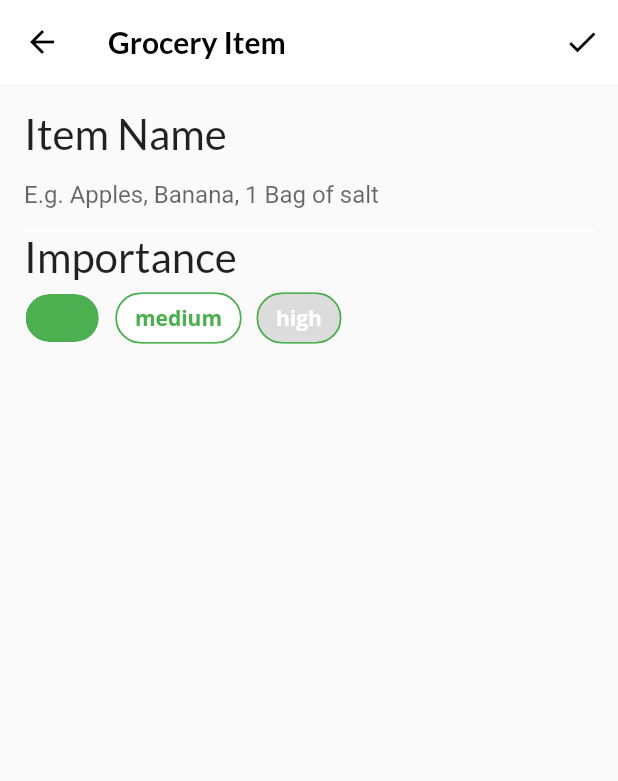
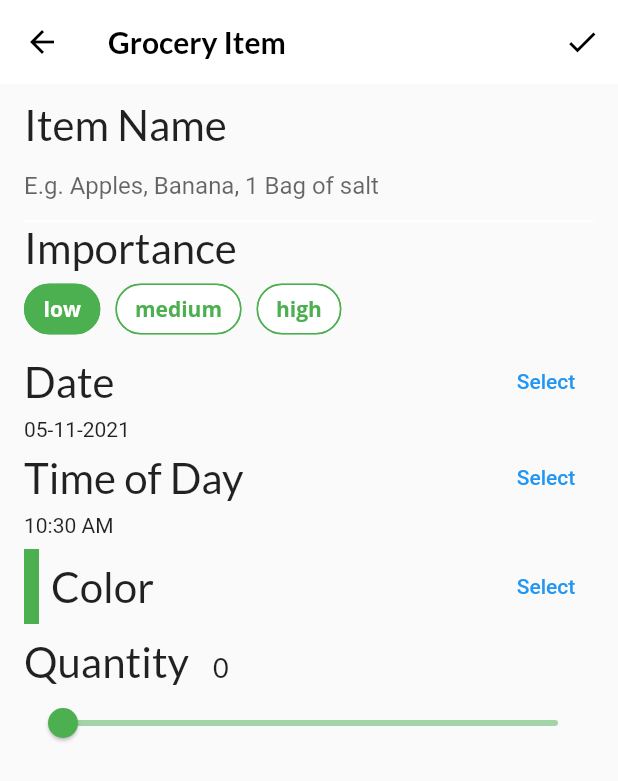
Before and after one commit to msx-git/fooderlich, a Flutter app: the GroceryItemPage screen opened directly with empty values, on a phone screen of 412 x 824 dp. Shown: the top 781 px of the screen. Run offline on Flutter 3.47's test engine with Material 2 defaults, Android fonts, the phone set to English and light mode, and no system bars; our stand-ins replace flutter_colorpicker, google_fonts.

Commit message:
Foodelich app from Flutter Apprentice

```diff
--- a/lib/pages/grocery_item_page.dart
+++ b/lib/pages/grocery_item_page.dart
@@ -32,20 +32,9 @@ class _GroceryItemPageState extends State<GroceryItemPage> {
   Color _currentColor = Colors.green;
   int _currentSliderValue = 0;
 
-  bool isChipSelected = true;
-  Color chipLabelColor = Colors.green;
-
-  /*void changeColor(){
-    if(isChipSelected){
-      setState(() {
-        chipLabelColor = Colors.white;
-      });
-    }else{
-      setState(() {
-        chipLabelColor = Colors.green;
-      });
-    }
-  }*/
+  Color chipLabelColor1 = Colors.white;
+  Color chipLabelColor2 = Colors.green;
+  Color chipLabelColor3 = Colors.green;
 
   @override
   void initState() {
@@ -96,19 +85,19 @@ class _GroceryItemPageState extends State<GroceryItemPage> {
           style: GoogleFonts.lato(fontWeight: FontWeight.w600),
         ),
       ),
-      body: Container(
-        padding: const EdgeInsets.all(16.0),
-        child: ListView(
-          children: [
-            buildNameField(),
-            buildImportanceField(),
-            // TODO 15: Add date picker
-            // TODO 16: Add time picker
-            // TODO 17: Add color picker
-            // TODO 18: Add slider
-            // TODO: 19: Add Grocery Tile
-          ],
-        ),
+      body: ListView(
+        padding: const EdgeInsets.symmetric(horizontal: 16,vertical: 10),
+        children: [
+          buildNameField(),
+          buildImportanceField(),
+          buildDateField(context),
+          buildTimeField(context),
+          const SizedBox(height: 8),
+          buildColorPicker(context),
+          const SizedBox(height: 8),
+          buildQuantityField(),
+          // TODO: 19: Add Grocery Tile
+        ],
       ),
     );
   }
@@ -148,13 +137,16 @@ class _GroceryItemPageState extends State<GroceryItemPage> {
           children: [
             ChoiceChip(
               selectedColor: Colors.green,
-              side: const BorderSide(color: Colors.white),
+              side: const BorderSide(color: Colors.green),
               backgroundColor: Colors.white,
-              label: Text('low', style: TextStyle(color:chipLabelColor)),
+              label: Text('low', style: TextStyle(color: chipLabelColor1)),
               selected: _importance == Importance.low,
-              onSelected: (selected){
+              onSelected: (selected) {
                 setState(() {
                   _importance = Importance.low;
+                  chipLabelColor1 = Colors.white;
+                  chipLabelColor2 = Colors.green;
+                  chipLabelColor3 = Colors.green;
                 });
               },
             ),
@@ -162,23 +154,30 @@ class _GroceryItemPageState extends State<GroceryItemPage> {
               selectedColor: Colors.green,
               backgroundColor: Colors.white,
               side: const BorderSide(color: Colors.green),
-              label:  Text('medium', style: TextStyle(color: chipLabelColor)),
+              label: Text('medium', style: TextStyle(color: chipLabelColor2)),
               selected: _importance == Importance.medium,
-              onSelected: (selected){
+              disabledColor: Colors.purple,
+              onSelected: (selected) {
                 setState(() {
                   _importance = Importance.medium;
-                  chipLabelColor = Colors.white;
+                  chipLabelColor1 = Colors.green;
+                  chipLabelColor2 = Colors.white;
+                  chipLabelColor3 = Colors.green;
                 });
               },
             ),
             ChoiceChip(
               selectedColor: Colors.green,
+              backgroundColor: Colors.white,
               side: const BorderSide(color: Colors.green),
-              label: const Text('high', style: TextStyle(color: Colors.white)),
+              label: Text('high', style: TextStyle(color: chipLabelColor3)),
               selected: _importance == Importance.high,
-              onSelected: (selected){
+              onSelected: (selected) {
                 setState(() {
                   _importance = Importance.high;
+                  chipLabelColor1 = Colors.green;
+                  chipLabelColor2 = Colors.green;
+                  chipLabelColor3 = Colors.white;
                 });
               },
             ),
@@ -188,11 +187,167 @@ class _GroceryItemPageState extends State<GroceryItemPage> {
     );
   }
 
-  // TODO: ADD buildDateField()
+  Widget buildDateField(BuildContext context) {
+    return Column(crossAxisAlignment: CrossAxisAlignment.start, children: [
+      Row(
+        mainAxisAlignment: MainAxisAlignment.spaceBetween,
+        children: [
+          Text(
+            'Date',
+            style: GoogleFonts.lato(fontSize: 28.0),
+          ),
+          TextButton(
+            onPressed: () async {
+              final currentDate = DateTime.now();
+              final selectedDate = await showDatePicker(
+                context: context,
+                initialDate: currentDate,
+                firstDate: currentDate,
+                lastDate: DateTime(currentDate.year + 3),
+              );
+              setState(() {
+                if(selectedDate != null){
+                  _dueDate = selectedDate;
+                }
+              });
+            },
+            child: const Text('Select'),
+          ),
+        ],
+      ),
+      Text(DateFormat('dd-MM-yyyy').format(_dueDate)),
+    ]);
+  }
 
-  // TODO: Add buildTimeField()
+  Widget buildTimeField(BuildContext context){
+    return Column(
+      crossAxisAlignment: CrossAxisAlignment.start,
+      children: [
+        Row(
+          mainAxisAlignment: MainAxisAlignment.spaceBetween,
+          children: [
+            Text('Time of Day', style: GoogleFonts.lato(fontSize: 28.0)),
+            TextButton(
+              onPressed: () async {
+                final timeOfDay = await showTimePicker(
+                  context: context,
+                  initialTime: TimeOfDay.now(),
+                );
+                setState(() {
+                  if(timeOfDay!=null){
+                    _timeOfDay = timeOfDay;
+                  }
+                });
+              },
+              child: const Text('Select'))
+          ],
+        ),
+        Text(_timeOfDay.format(context)),
+      ],
+    );
+  }
 
-  // TODO: Add buildColorPicker()
+  Widget buildColorPicker(BuildContext context){
+    return Row(
+      mainAxisAlignment: MainAxisAlignment.spaceBetween,
+      children: [
+        Row(
+          children: [
+            Container(
+              height: 50.0,
+              width: 10.0,
+              color: _currentColor,
+            ),
+            const SizedBox(width: 8.0),
+            Text('Color',style: GoogleFonts.lato(fontSize: 28.0))
+          ],
+        ),
+        TextButton(onPressed:
+          (){
+            showDialog(
+              context: context,
+              builder: (context){
+                return AlertDialog(
+                  content: BlockPicker(
+                    pickerColor: Colors.white,
+                    onColorChanged: (color){
+                      setState(()=> _currentColor = color);
+                    },
+                  ),
+                  actions: [
+                    TextButton(
+                      onPressed: (){
+                        Navigator.of(context).pop();
+                      },
+                      child: const Text('Save'),
+                    )
+                  ],
+                );
+              },
+            );
+          },
+          child: const Text('Select'),
+        ),
+      ],
+    );
+  }
 
-  // TODO: Add buildQuantityField()
+  Widget buildQuantityField(){
+    return Column(
+      crossAxisAlignment: CrossAxisAlignment.start,
+      children: [
+        Row(
+          crossAxisAlignment: CrossAxisAlignment.baseline,
+          textBaseline: TextBaseline.alphabetic,
+          children: [
+            Text(
+              'Quantity',
+              style: GoogleFonts.lato(fontSize: 28.0),
+            ),
+            const SizedBox(width: 16.0),
+            Text(
+              _currentSliderValue.toInt().toString(),
+              style: GoogleFonts.lato(fontSize: 18.0),
+            ),
+          ],
+        ),
+        Slider(
+          inactiveColor: _currentColor.withOpacity(0.5),
+          activeColor: _currentColor,
+          // 5
+          value: _currentSliderValue.toDouble(),
+          // 6
+          min: 0.0,
+          max: 100.0,
+          // 7
+          divisions: 100,
+          // 8
+          label: _currentSliderValue.toInt().toString(),
+          onChanged: (double value) {
+            setState(
+                  () {
+                _currentSliderValue = value.toInt();
+              },
+            );
+          },
+        ),
+      ],
+    );
+  }
+
+
+
+
+
+
+
+
+
+
+
+
+
+
+
+
 }
```
